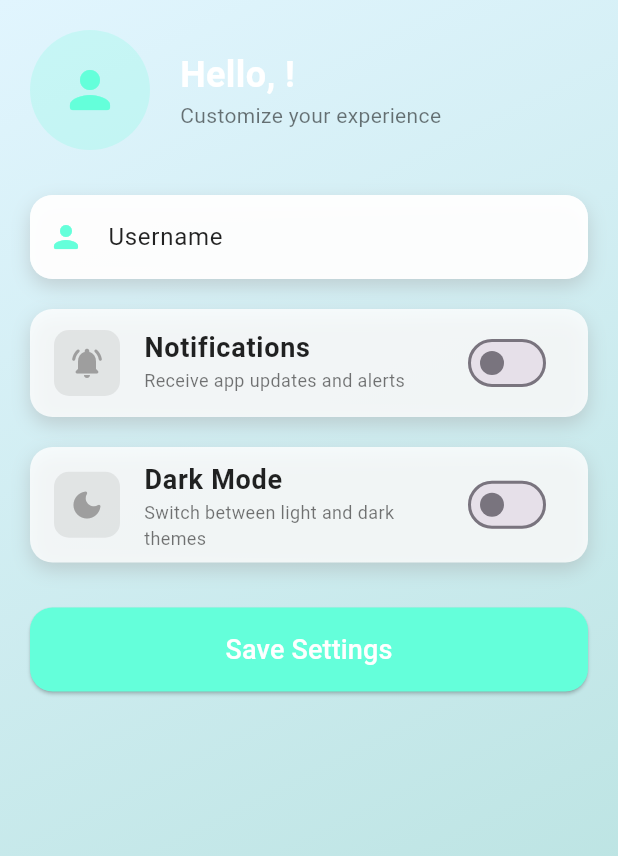
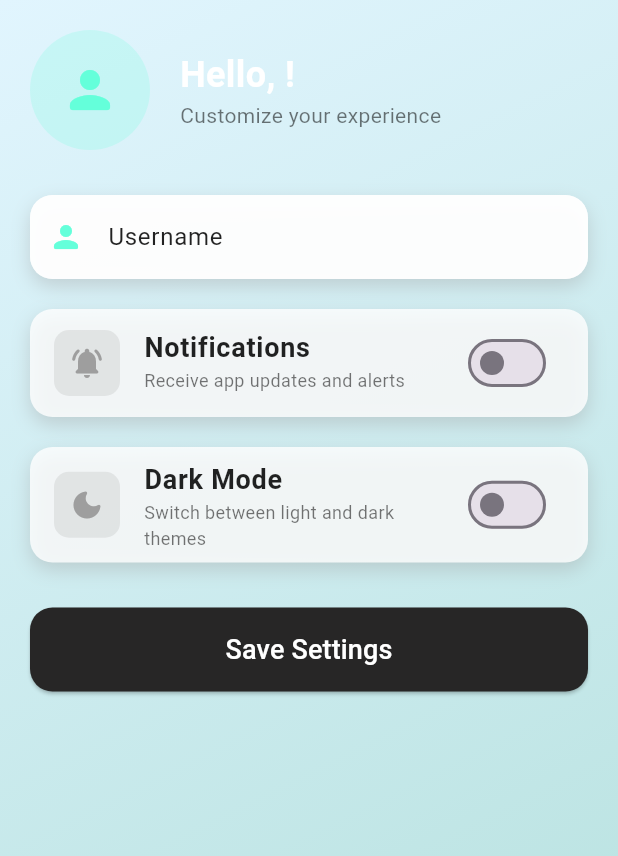
Before and after one commit to keerthana2331/shared_preferences, a Flutter app: the screen it shows after launch, on a phone screen of 412 x 824 dp. Shown: the top 856 px of the screen. Run offline on Flutter 3.47's test engine with Material 3 defaults, Android fonts, the light colour scheme and no system bars; our stand-ins replace shared_preferences.

Commit message:
initial commit

```diff
--- a/lib/settings_screen.dart
+++ b/lib/settings_screen.dart
@@ -270,7 +270,7 @@ class SettingsScreenState extends State<SettingsScreen> {
           showSnackbar('Username saved successfully!');
         },
         style: ElevatedButton.styleFrom(
-          backgroundColor: widget.isDarkTheme ? Colors.purpleAccent : Colors.tealAccent,
+          backgroundColor: widget.isDarkTheme ? Colors.purpleAccent : const Color.fromARGB(255, 39, 38, 38),
           padding: EdgeInsets.symmetric(vertical: 15),
           shape: RoundedRectangleBorder(
             borderRadius: BorderRadius.circular(15),
```
